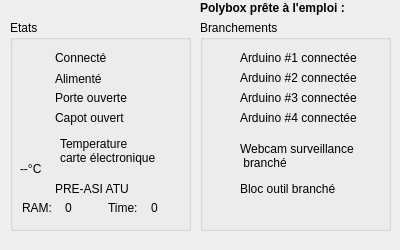
Qt form src/Checker/GlobalChecker.ui (polybox3d/polybox) before a commit.
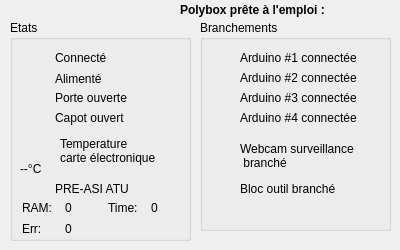
The same form after that commit. Icons and pictures are not drawn. Custom widgets are drawn as their Qt base class.

Diff of the .ui file:
```diff
--- a/src/Checker/GlobalChecker.ui
+++ b/src/Checker/GlobalChecker.ui
@@ -228,7 +228,7 @@
      <x>10</x>
      <y>20</y>
      <width>181</width>
-     <height>211</height>
+     <height>221</height>
     </rect>
    </property>
    <property name="title">
@@ -446,7 +446,7 @@
       <x>10</x>
       <y>180</y>
       <width>169</width>
-      <height>16</height>
+      <height>36</height>
      </rect>
     </property>
     <layout class="QGridLayout" name="gridLayout">
@@ -514,16 +514,48 @@
        </property>
       </widget>
      </item>
+     <item row="1" column="0">
+      <widget class="QLabel" name="label_17">
+       <property name="maximumSize">
+        <size>
+         <width>35</width>
+         <height>16777215</height>
+        </size>
+       </property>
+       <property name="text">
+        <string>Err:</string>
+       </property>
+      </widget>
+     </item>
+     <item row="1" column="1">
+      <widget class="QLabel" name="errorValue">
+       <property name="minimumSize">
+        <size>
+         <width>35</width>
+         <height>0</height>
+        </size>
+       </property>
+       <property name="maximumSize">
+        <size>
+         <width>35</width>
+         <height>16777215</height>
+        </size>
+       </property>
+       <property name="text">
+        <string>0</string>
+       </property>
+      </widget>
+     </item>
     </layout>
    </widget>
   </widget>
   <widget class="QLabel" name="label_11">
    <property name="geometry">
     <rect>
-     <x>200</x>
+     <x>180</x>
      <y>0</y>
-     <width>161</width>
-     <height>16</height>
+     <width>181</width>
+     <height>20</height>
     </rect>
    </property>
    <property name="text">
```
